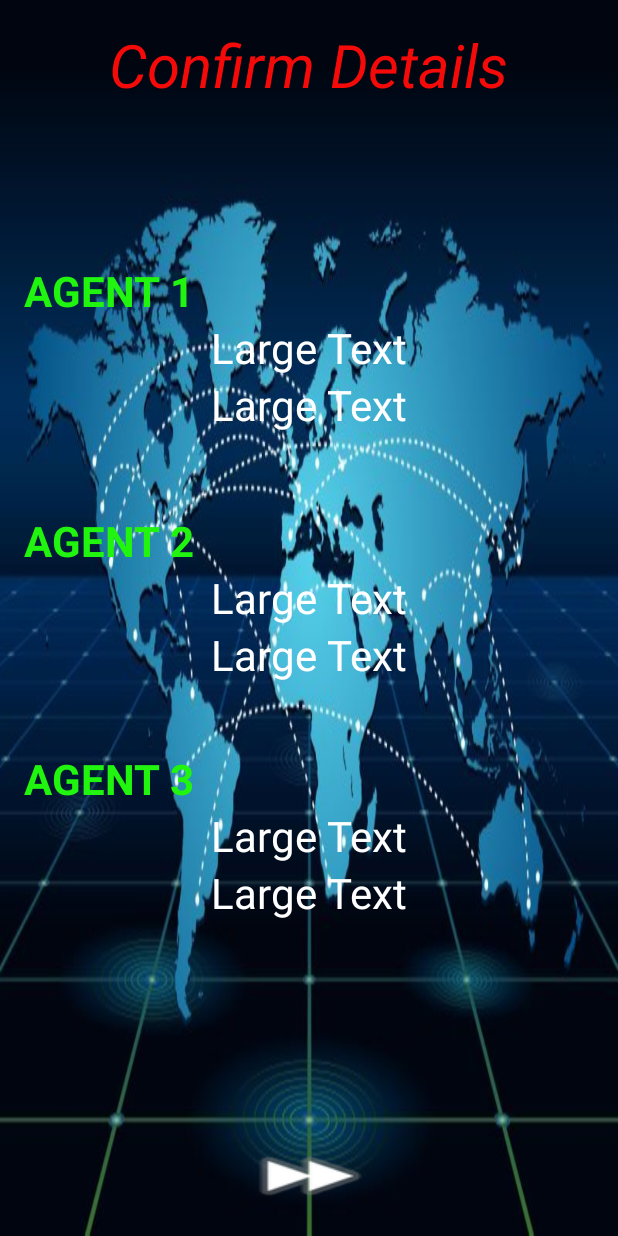
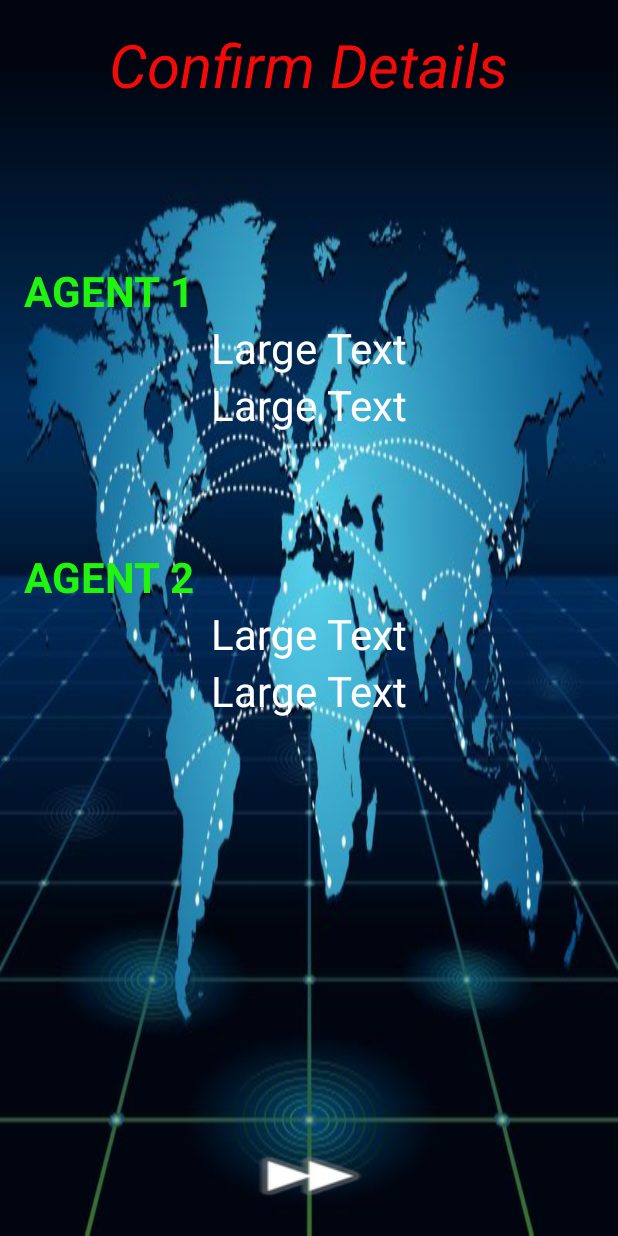
Before and after one commit to socodeit/COP290, an Android app: the confirmDetails screen opened directly, with no data from a screen before it, on a phone screen of 412 x 824 dp. Run offline under Robolectric (Android 15) with nearby library versions, the phone set to English and light mode, and no system bars; 5 statements that could not run were skipped.

Commit message:
Updated confirmDetail to show agent details according to teamsize.

```diff
--- a/app/src/main/java/com/rap/team/confirmDetails.java
+++ b/app/src/main/java/com/rap/team/confirmDetails.java
@@ -19,21 +19,26 @@ public class confirmDetails extends AppCompatActivity {
         super.onCreate(savedInstanceState);
         setContentView(R.layout.activity_confirm_details);
 
+        Intent preActivity = getIntent();
+        Bundle detail = preActivity.getExtras();
+
         TextView name1=(TextView)findViewById(R.id.agent1name);
         TextView name2=(TextView)findViewById(R.id.agent2name);
         TextView name3=(TextView)findViewById(R.id.agent3name);
         TextView entry1=(TextView)findViewById(R.id.agent1entryno);
-        TextView entry2=(TextView)findViewById(R.id.agent2entryno);
-        TextView entry3=(TextView)findViewById(R.id.agent3entryno);
+        if(detail.getInt("teamsize")==3) {
+            TextView entry2 = (TextView) findViewById(R.id.agent2entryno);
+            TextView entry3 = (TextView) findViewById(R.id.agent3entryno);
+            TextView agent3 = (TextView) findViewById(R.id.agent3);
+            entry2.setText(detail.getString("entry2"));
+            entry3.setText(detail.getString("entry3"));
+            agent3.setText("AGENT 3");
+        }
 
-        Intent preActivity = getIntent();
-        Bundle detail = preActivity.getExtras();
         name1.setText(detail.getString("name1"));
         name2.setText(detail.getString("name2"));
         name3.setText(detail.getString("name3"));
         entry1.setText(detail.getString("entry1"));
-        entry2.setText(detail.getString("entry2"));
-        entry3.setText(detail.getString("entry3"));
 
         Button confirmButton  = (Button)findViewById(R.id.confirmButton);
         confirmButton.setOnClickListener(new View.OnClickListener() {
--- a/app/src/main/res/layout/activity_confirm_details.xml
+++ b/app/src/main/res/layout/activity_confirm_details.xml
@@ -34,7 +34,7 @@
         android:orientation="vertical"
         android:layout_width="match_parent"
         android:layout_height="match_parent"
-        android:layout_weight="2">
+        android:layout_weight="1.9">
 
         <TextView
             android:layout_width="wrap_content"
@@ -72,8 +72,7 @@
         android:orientation="vertical"
         android:layout_width="match_parent"
         android:layout_height="match_parent"
-        android:layout_weight="2"
-        android:layout_marginTop="8sp">
+        android:layout_weight="1.9">
 
         <TextView
             android:layout_width="wrap_content"
@@ -110,15 +109,13 @@
         android:orientation="vertical"
         android:layout_width="match_parent"
         android:layout_height="match_parent"
-        android:layout_weight="2"
-        android:layout_marginTop="8sp">
+        android:layout_weight="1.9">
 
         <TextView
             android:layout_width="wrap_content"
             android:layout_height="wrap_content"
             android:textAppearance="?android:attr/textAppearanceLarge"
-            android:text="AGENT 3"
-            android:id="@+id/textView9"
+            android:id="@+id/agent3"
             android:textColor="#21f40e"
             android:textSize="28sp"
             android:textStyle="bold" />
@@ -127,7 +124,6 @@
             android:layout_width="wrap_content"
             android:layout_height="wrap_content"
             android:textAppearance="?android:attr/textAppearanceLarge"
-            android:text="Large Text"
             android:id="@+id/agent3name"
             android:textColor="#ffffff"
             android:textSize="28sp"
@@ -137,7 +133,6 @@
             android:layout_width="wrap_content"
             android:layout_height="wrap_content"
             android:textAppearance="?android:attr/textAppearanceLarge"
-            android:text="Large Text"
             android:id="@+id/agent3entryno"
             android:textColor="#ffffff"
             android:textSize="28sp"
@@ -148,7 +143,7 @@
     <RelativeLayout
         android:layout_width="match_parent"
         android:layout_height="match_parent"
-        android:layout_weight="2">
+        android:layout_weight="2.3">
 
         <Button
             android:layout_width="wrap_content"
```
